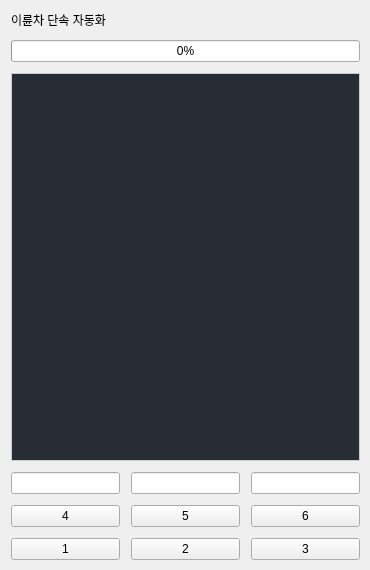
Before: the Qt Designer form rsc/ui/bike.ui in polnet13/kimAI, drawn with Qt 5.
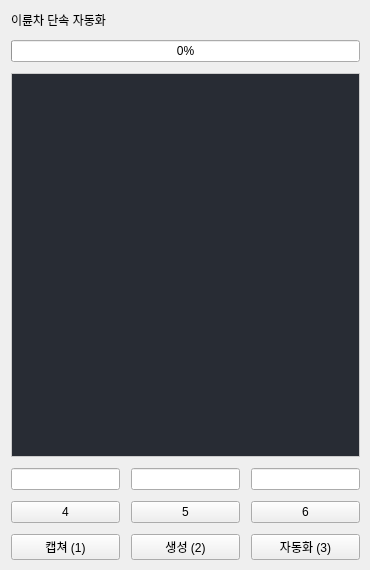
After: the same form once the commit is applied.

```diff
--- a/rsc/ui/bike.ui
+++ b/rsc/ui/bike.ui
@@ -129,21 +129,21 @@
       <item>
        <widget class="QPushButton" name="pushButton_1">
         <property name="text">
-         <string>1</string>
+         <string>캡쳐 (1)</string>
         </property>
        </widget>
       </item>
       <item>
        <widget class="QPushButton" name="pushButton_2">
         <property name="text">
-         <string>2</string>
+         <string>생성 (2)</string>
         </property>
        </widget>
       </item>
       <item>
        <widget class="QPushButton" name="pushButton_3">
         <property name="text">
-         <string>3</string>
+         <string>자동화 (3)</string>
         </property>
        </widget>
       </item>
```
